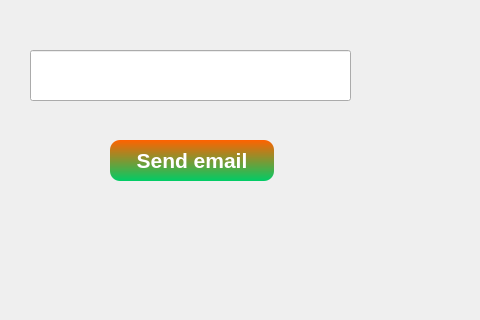
First picture: the form in 3_Solution/Client/DummyChefInterface/forgotpassworddialog.ui, repository CiocAlexandru/2025_CAM_DummyChef, before the edit; both pictures show x 0 to 480 and y 330 to 650 of the 967 by 768 pixel window.
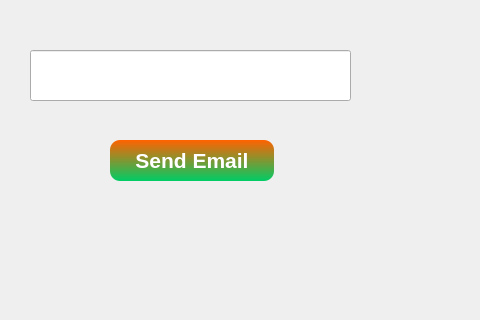
Second picture: the form after the edit.

Patch:
```diff
--- a/3_Solution/Client/DummyChefInterface/forgotpassworddialog.ui
+++ b/3_Solution/Client/DummyChefInterface/forgotpassworddialog.ui
@@ -59,7 +59,7 @@
 }</string>
    </property>
    <property name="text">
-    <string>Send email</string>
+    <string>Send Email</string>
    </property>
   </widget>
  </widget>
```
